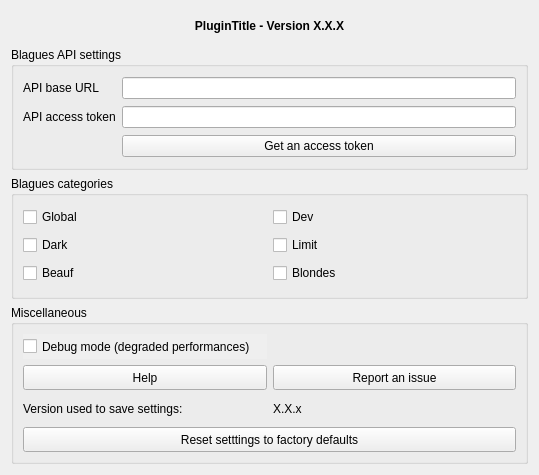
Before: the Qt Designer form qblagues/gui/dlg_settings.ui in gounux/qblagues, drawn with Qt 5.
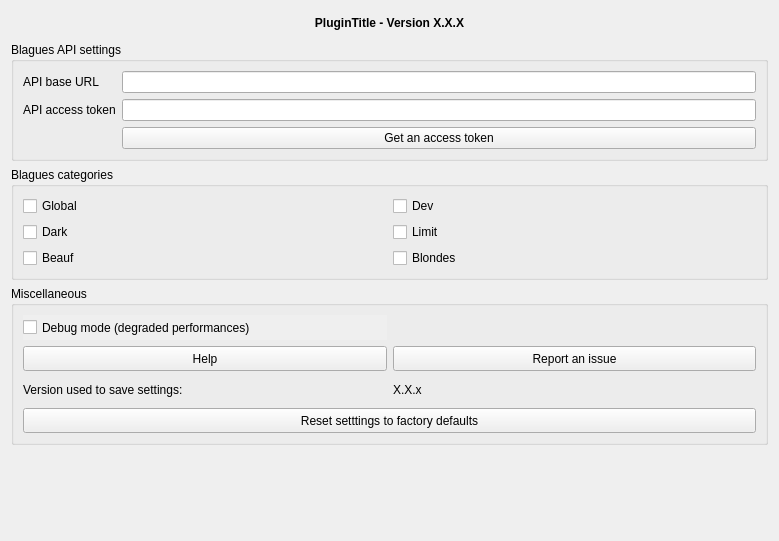
After: the same form once the commit is applied.

What changed in the file:
```diff
--- a/qblagues/gui/dlg_settings.ui
+++ b/qblagues/gui/dlg_settings.ui
@@ -6,10 +6,16 @@
    <rect>
     <x>0</x>
     <y>0</y>
-    <width>539</width>
-    <height>475</height>
+    <width>779</width>
+    <height>541</height>
    </rect>
   </property>
+  <property name="sizePolicy">
+   <sizepolicy hsizetype="Preferred" vsizetype="Preferred">
+    <horstretch>0</horstretch>
+    <verstretch>0</verstretch>
+   </sizepolicy>
+  </property>
   <property name="windowTitle">
    <string>Form</string>
   </property>
@@ -62,6 +68,12 @@
    </item>
    <item>
     <widget class="QGroupBox" name="grp_blaguesapi">
+     <property name="sizePolicy">
+      <sizepolicy hsizetype="Preferred" vsizetype="Preferred">
+       <horstretch>0</horstretch>
+       <verstretch>0</verstretch>
+      </sizepolicy>
+     </property>
      <property name="title">
       <string>Blagues API settings</string>
      </property>
@@ -98,6 +110,12 @@
    </item>
    <item>
     <widget class="QGroupBox" name="grp_blagues_cat">
+     <property name="sizePolicy">
+      <sizepolicy hsizetype="Preferred" vsizetype="Preferred">
+       <horstretch>0</horstretch>
+       <verstretch>0</verstretch>
+      </sizepolicy>
+     </property>
      <property name="title">
       <string>Blagues categories</string>
      </property>
@@ -149,6 +167,12 @@
    </item>
    <item>
     <widget class="QGroupBox" name="grp_misc">
+     <property name="sizePolicy">
+      <sizepolicy hsizetype="Preferred" vsizetype="Preferred">
+       <horstretch>0</horstretch>
+       <verstretch>0</verstretch>
+      </sizepolicy>
+     </property>
      <property name="minimumSize">
       <size>
        <width>0</width>
@@ -312,6 +336,19 @@
      </layout>
     </widget>
    </item>
+   <item>
+    <spacer name="verticalSpacer">
+     <property name="orientation">
+      <enum>Qt::Vertical</enum>
+     </property>
+     <property name="sizeHint" stdset="0">
+      <size>
+       <width>20</width>
+       <height>40</height>
+      </size>
+     </property>
+    </spacer>
+   </item>
   </layout>
  </widget>
  <resources/>
```
